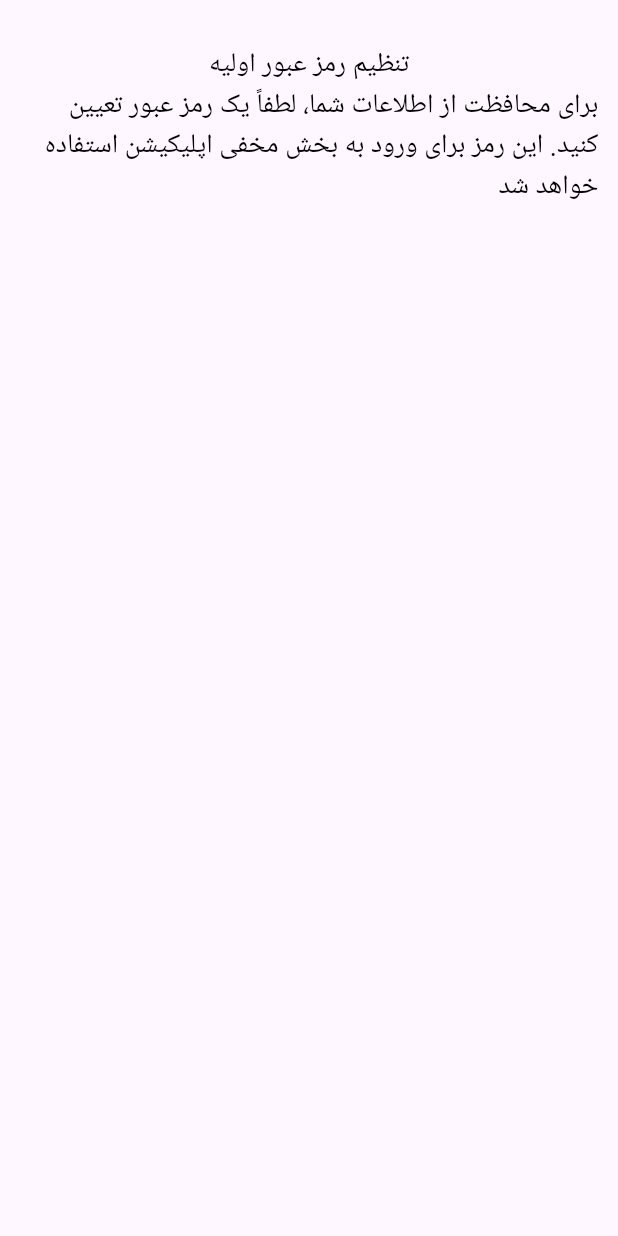
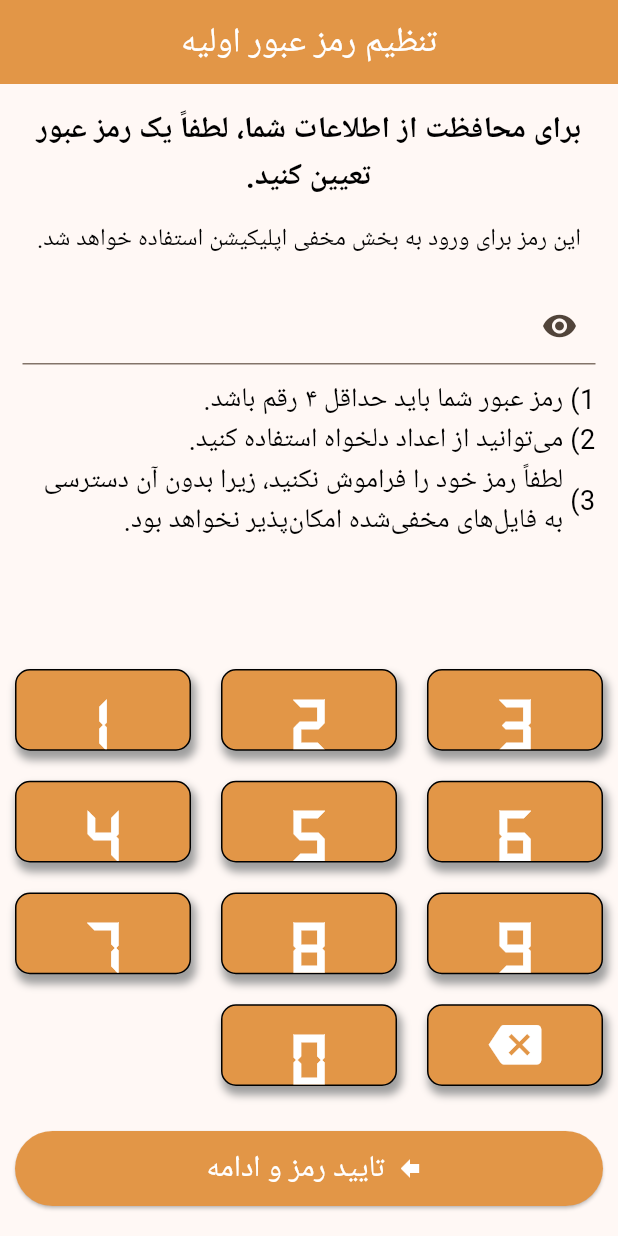
Before and after one commit to MrAshkanN/Hidden-Calculator, a Flutter app: the screen it shows after launch, on a phone screen of 412 x 824 dp. Run offline on Flutter 3.47's test engine with Material 3 defaults, Android fonts, the light colour scheme and no system bars; our stand-ins replace get, math_expressions; Roboto replaces fonts that are missing (shabnam).

Commit message:
feat: Change color Appbar title
feat: Complete Setup page UI, implement numeric buttons & update SetupController

feat: Change default title , change default elevatedButtonThem

```diff
--- a/lib/Controller/setup_controller.dart
+++ b/lib/Controller/setup_controller.dart
@@ -9,4 +9,19 @@ class SetupController extends GetxController {
     password.dispose();
     super.onClose();
   }
+
+  void addNumber(String text) {
+    if (text == 'remove') {
+      if (password.text.isEmpty) {
+        return;
+      }
+      password.text = password.text.substring(0, password.text.length - 1);
+      return;
+    }
+    password.text += text.toString();
+  }
+
+  void removeAll() {
+    password.text = '';
+  }
 }
--- a/lib/View/layouts/main_scaffold.dart
+++ b/lib/View/layouts/main_scaffold.dart
@@ -22,7 +22,10 @@ class MainScaffold extends StatelessWidget {
             appBar: activeAppBar
                 ? AppBar(
                     backgroundColor: const Color(0xFFe29647),
-                    title: Text(title),
+                    title: Text(
+                      title,
+                      style: const TextStyle(color: Colors.white, fontSize: 23),
+                    ),
                     centerTitle: true,
                     toolbarHeight: 56,
                   )
--- a/lib/View/setup.dart
+++ b/lib/View/setup.dart
@@ -1,31 +1,199 @@
 import 'package:flutter/material.dart';
+import 'package:get/get.dart';
+import 'package:hidden_app/Controller/setup_controller.dart';
 import 'package:hidden_app/View/layouts/main_scaffold.dart';
+import 'package:hidden_app/utils/colors.dart';
 
 class Setup extends StatelessWidget {
-  const Setup({super.key});
-
+  Setup({super.key});
+  final setupController = Get.put(SetupController());
   @override
   Widget build(BuildContext context) {
-    return const MainScaffold(
+    return MainScaffold(
+      padding: EdgeInsets.zero,
+      activeAppBar: true,
+      title: 'تنظیم رمز عبور اولیه',
       child: SizedBox(
         width: double.infinity,
         child: Column(
-          mainAxisAlignment: MainAxisAlignment.start,
-          crossAxisAlignment: CrossAxisAlignment.start,
           children: [
-            SizedBox(
-              height: 20,
+            mainScreen(),
+            const SizedBox(
+              height: 60,
             ),
-            Center(
-              child: Text(
-                'تنظیم رمز عبور اولیه',
-              ),
-            ),
-            Text(
-                'برای محافظت از اطلاعات شما، لطفاً یک رمز عبور تعیین کنید. این رمز برای ورود به بخش مخفی اپلیکیشن استفاده خواهد شد')
+            keyboard(),
+            Container(
+              margin: const EdgeInsets.symmetric(vertical: 20, horizontal: 10),
+              height: 50,
+              width: double.infinity,
+              child: ElevatedButton.icon(
+                  onPressed: () {},
+                  icon: const Icon(Icons.forward, color: Colors.white),
+                  label: const Text(
+                    'تایید رمز و ادامه',
+                    style: TextStyle(color: Colors.white),
+                  )),
+            )
           ],
         ),
       ),
     );
   }
+
+  Widget keyboard() {
+    return Expanded(
+      child: Directionality(
+        textDirection: TextDirection.ltr,
+        child: Column(
+          children: [
+            rowKeyboard(['1', '2', '3']),
+            rowKeyboard(['4', '5', '6']),
+            rowKeyboard(['7', '8', '9']),
+            rowKeyboard(['', '0', 'remove']),
+          ],
+        ),
+      ),
+    );
+  }
+
+  Widget rowKeyboard(List numbers) {
+    return Expanded(
+      child: SizedBox(
+        width: double.infinity,
+        child: Row(
+          children: [
+            for (String number in numbers) buttonRow(number.toString())
+          ],
+        ),
+      ),
+    );
+  }
+
+  Widget buttonRow(
+    String text,
+  ) {
+    if (text.isEmpty) {
+      return Expanded(
+        child: Container(),
+      );
+    }
+    return Expanded(
+      child: Container(
+        margin: const EdgeInsets.all(10),
+        decoration: BoxDecoration(
+            color: AppColors.background,
+            border: Border.all(),
+            borderRadius: BorderRadius.circular(10),
+            boxShadow: const [
+              BoxShadow(
+                  spreadRadius: 1,
+                  offset: Offset(2, 5),
+                  blurRadius: 4,
+                  color: Colors.grey)
+            ]),
+        child: Material(
+          color: Colors.transparent,
+          child: InkWell(
+            onTap: () {
+              setupController.addNumber(text);
+            },
+            onLongPress: () {
+              if (text == 'remove') {
+                setupController.removeAll();
+              }
+            },
+            child: Center(
+                child: text == 'remove'
+                    ? const Icon(
+                        Icons.backspace,
+                        color: Colors.white,
+                        size: 35,
+                      )
+                    : Text(
+                        text.toString(),
+                        style: const TextStyle(
+                            fontSize: 50,
+                            fontWeight: FontWeight.bold,
+                            fontFamily: 'digital',
+                            color: Colors.white),
+                      )),
+          ),
+        ),
+      ),
+    );
+  }
+
+  Padding mainScreen() {
+    final RxBool hidePassword = true.obs;
+    return Padding(
+      padding: const EdgeInsets.all(15),
+      child: Column(
+        mainAxisAlignment: MainAxisAlignment.start,
+        crossAxisAlignment: CrossAxisAlignment.center,
+        children: [
+          const Text(
+            'برای محافظت از اطلاعات شما، لطفاً یک رمز عبور تعیین کنید.',
+            textAlign: TextAlign.center,
+            style: TextStyle(
+              fontSize: 20,
+              fontWeight: FontWeight.bold,
+              height: 1.5,
+            ),
+          ),
+          const SizedBox(height: 15),
+          const Text(
+            'این رمز برای ورود به بخش مخفی اپلیکیشن استفاده خواهد شد.',
+            textAlign: TextAlign.center, // وسط‌چین کردن متن
+            style: TextStyle(
+              fontSize: 16,
+              height: 1.4,
+            ),
+          ),
+          const SizedBox(
+            height: 20,
+          ),
+          Obx(
+            () => TextField(
+              textAlign: TextAlign.center,
+              controller: setupController.password,
+              style: const TextStyle(fontSize: 24),
+              readOnly: true,
+              obscureText: hidePassword.value,
+              obscuringCharacter: '*',
+              decoration: InputDecoration(
+                  prefixIcon: GestureDetector(
+                      onTap: () {
+                        hidePassword.value = !hidePassword.value;
+                      },
+                      child: Icon(hidePassword.value
+                          ? Icons.visibility
+                          : Icons.visibility_off))),
+            ),
+          ),
+          const SizedBox(
+            height: 10,
+          ),
+          Column(
+            crossAxisAlignment: CrossAxisAlignment.start,
+            children: [
+              liWidget(
+                  number: '1', text: 'رمز عبور شما باید حداقل ۴ رقم باشد.'),
+              liWidget(
+                  number: '2', text: 'می‌توانید از اعداد دلخواه استفاده کنید.'),
+              liWidget(
+                  number: '3',
+                  text:
+                      'لطفاً رمز خود را فراموش نکنید، زیرا بدون آن دسترسی به فایل‌های مخفی‌شده امکان‌پذیر نخواهد بود.'),
+            ],
+          )
+        ],
+      ),
+    );
+  }
+
+  Widget liWidget({required String number, required String text}) {
+    return Row(
+      children: [Text('$number) '), Expanded(child: Text(text))],
+    );
+  }
 }
--- a/lib/main.dart
+++ b/lib/main.dart
@@ -2,6 +2,7 @@ import 'package:flutter/material.dart';
 import 'package:get/get.dart';
 import 'package:hidden_app/View/home.dart';
 import 'package:hidden_app/View/setup.dart';
+import 'package:hidden_app/utils/colors.dart';
 
 void main() {
   runApp(const MyApp());
@@ -14,19 +15,24 @@ class MyApp extends StatelessWidget {
   @override
   Widget build(BuildContext context) {
     return GetMaterialApp(
-      title: 'Flutter Demo',
+      title: 'Hidden Calculator',
       textDirection: TextDirection.rtl,
       theme: ThemeData(
-          colorScheme: ColorScheme.fromSeed(seedColor: Colors.deepPurple),
+          colorScheme: ColorScheme.fromSeed(seedColor: AppColors.background),
           useMaterial3: true,
           fontFamily: 'shabnam',
           textTheme: const TextTheme(
               bodyLarge: TextStyle(color: Colors.black, fontSize: 18),
-              bodyMedium: TextStyle(color: Colors.black, fontSize: 18))),
+              bodyMedium: TextStyle(color: Colors.black, fontSize: 18)),
+          elevatedButtonTheme: ElevatedButtonThemeData(
+              style: ElevatedButton.styleFrom(
+                  backgroundColor: AppColors.background,
+                  textStyle:
+                      const TextStyle(color: Colors.white, fontSize: 20)))),
       initialRoute: '/setup',
       getPages: [
         GetPage(name: '/home', page: () => Home()),
-        GetPage(name: '/setup', page: () => const Setup())
+        GetPage(name: '/setup', page: () => Setup())
       ],
     );
   }
```
